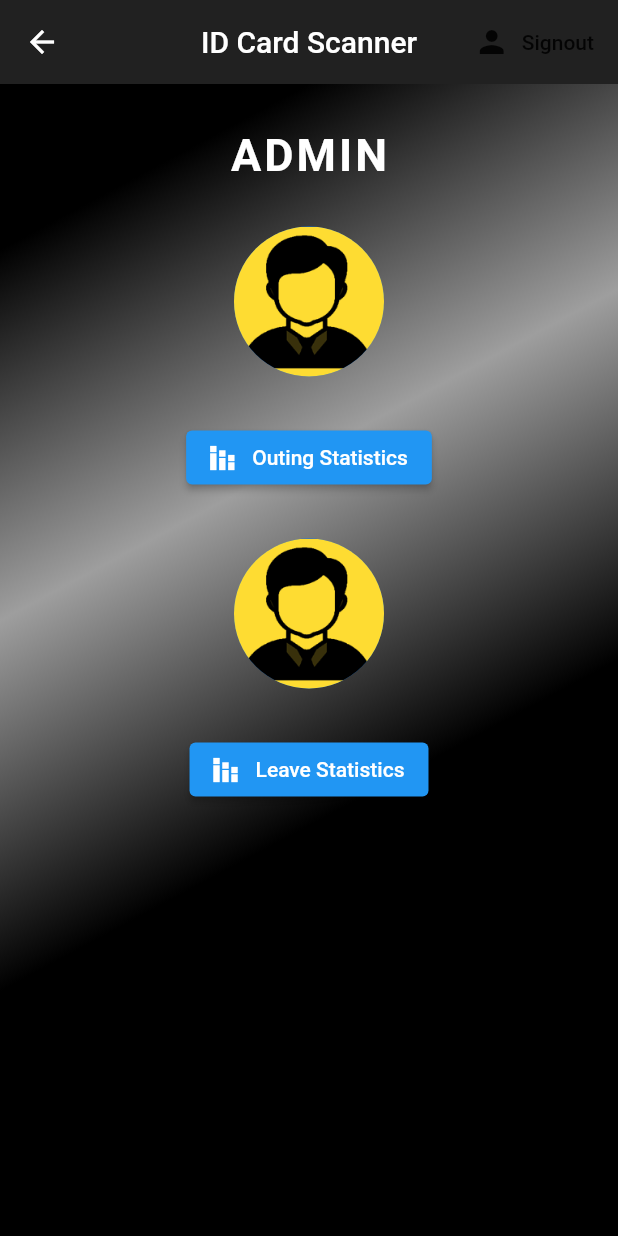
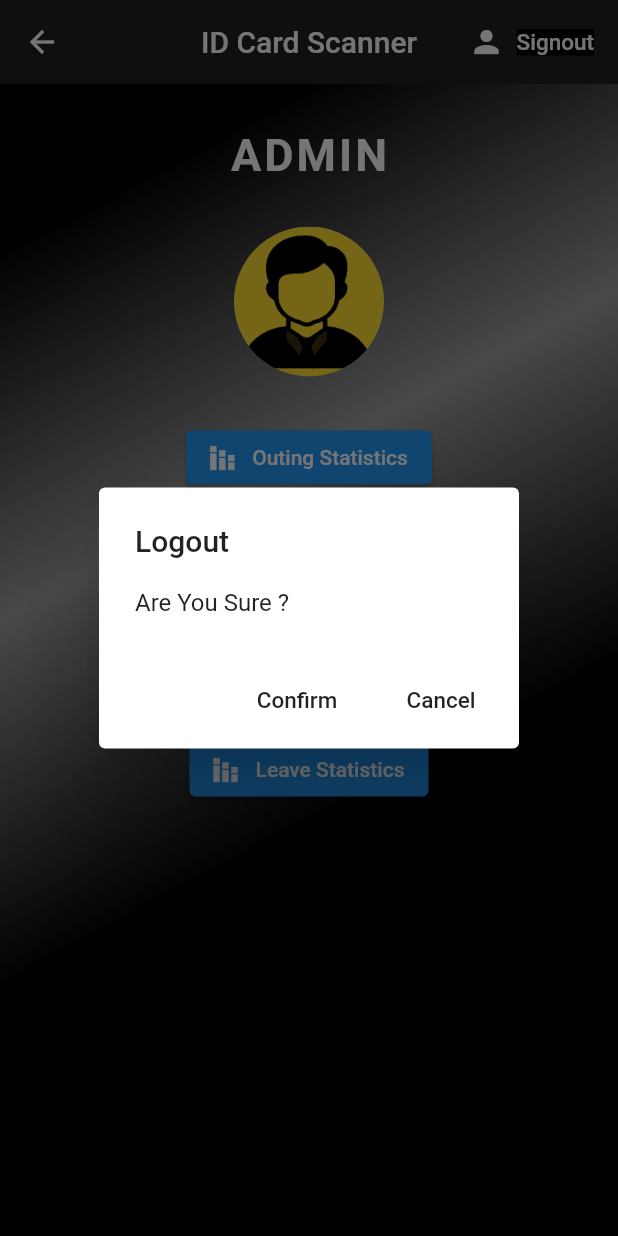
Before and after one commit to jillellamudisurya/ID-Card-Scanner, a Flutter app: the Adminsuccess screen opened directly, after a tap on "Signout", on a phone screen of 412 x 824 dp. Run offline on Flutter 3.47's test engine with Material 2 defaults, Android fonts, the light colour scheme and no system bars; our stand-ins replace firebase_auth; missing offline and left inert: flutter_barcode_scanner; accounts and stored records are empty.

Commit message:
signout_alert

```diff
--- a/lib/admin_success.dart
+++ b/lib/admin_success.dart
@@ -1,5 +1,7 @@
 import 'package:flutter/material.dart';
 import 'package:idcardscanner/auth.dart';
+import 'package:idcardscanner/error.dart';
+
 
 class Adminsuccess extends StatefulWidget {
   @override
@@ -7,6 +9,7 @@ class Adminsuccess extends StatefulWidget {
 }
 
 class _AdminsuccessState extends State<Adminsuccess> {
+  String title = 'AlertDialog2';
   @override
   Widget build(BuildContext context) {
     return Scaffold(
@@ -19,10 +22,19 @@ class _AdminsuccessState extends State<Adminsuccess> {
         actions: <Widget>[
           FlatButton.icon(
               onPressed: () async {
-                await AuthService().signout();
+                final action = await AlertDialogs2.yesCancelDialog(context, 'Logout', 'Are You Sure ?');
               },
-              icon: Icon(Icons.person),
-              label: Text('Signout'))
+              icon: Icon(
+                Icons.person,
+                color: Colors.white,
+              ),
+              label: Text(
+                'Signout',
+                style: TextStyle(
+                    fontSize: 15.0,
+                    color: Colors.white,
+                    backgroundColor: Colors.black),
+              ))
         ],
       ),
       body: Container(
--- a/lib/error.dart
+++ b/lib/error.dart
@@ -1,23 +1,48 @@
 import 'package:flutter/material.dart';
+import 'package:idcardscanner/home.dart';
+import 'package:idcardscanner/auth.dart';
 
-class Error extends StatelessWidget {
-  @override
-  Widget build(BuildContext context) {
-    return Scaffold(
-      backgroundColor: Colors.grey[850],
-      appBar: AppBar(
-        title: Text('ID Card Scanner'),
-        backgroundColor: Colors.grey[900],
-        centerTitle: true,
-        elevation: 0.0,
-      ),
-      body: Text(
-        'ERROR',
-        style: TextStyle(
-          backgroundColor: Colors.red,
-          fontSize: 50.0,
-        ),
-      ),
-    );
+enum DialogsAction { yes, cancel }
+
+class AlertDialogs2 {
+  static Future<DialogsAction> yesCancelDialog(
+    BuildContext context,
+    String title,
+    String body,
+  ) async {
+    return await showDialog(
+        context: context,
+        barrierDismissible: false,
+        builder: (BuildContext context) {
+          return AlertDialog(
+            title: Text(title),
+            content: Text(body),
+            actions: [
+              FlatButton(
+                  onPressed: () async{
+
+                    await AuthService().signout();
+                    Navigator.of(context).pop(DialogsAction.yes);
+
+                  },
+                  child: Text(
+                    'Confirm',
+                    style: TextStyle(
+                      fontSize: 15.0,
+                    ),
+                  )
+                  ),
+                  FlatButton(
+                  onPressed: () => Navigator.of(context).pop(DialogsAction.cancel),
+                  child: Text(
+                    'Cancel',
+                    style: TextStyle(
+                      fontSize: 15.0,
+                    ),
+                  )
+                  ),
+            ],
+          );
+        });
   }
 }
--- a/lib/login_alert.dart
+++ b/lib/login_alert.dart
@@ -21,7 +21,7 @@ class AlertDialogs {
                   child: Text(
                     'OK',
                     style: TextStyle(
-                      fontSize: 10.0,
+                      fontSize: 20.0,
                     ),
                   ))
             ],
```
Also changed, not shown: lib/security_success.dart (+11 -3 lines).
